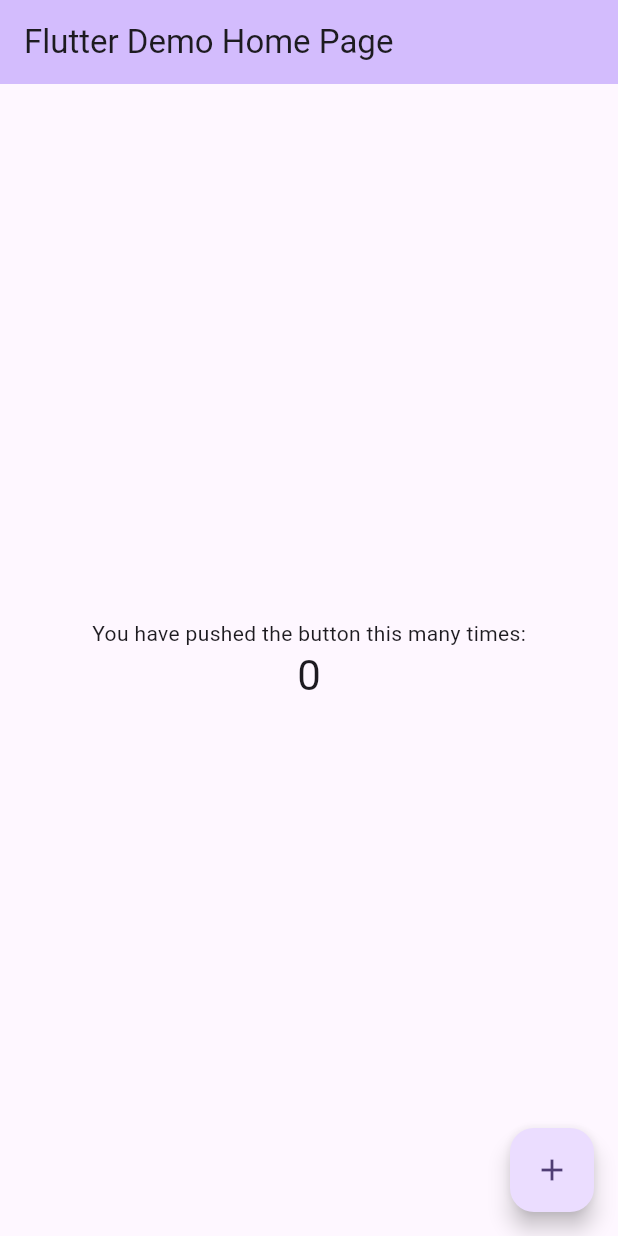
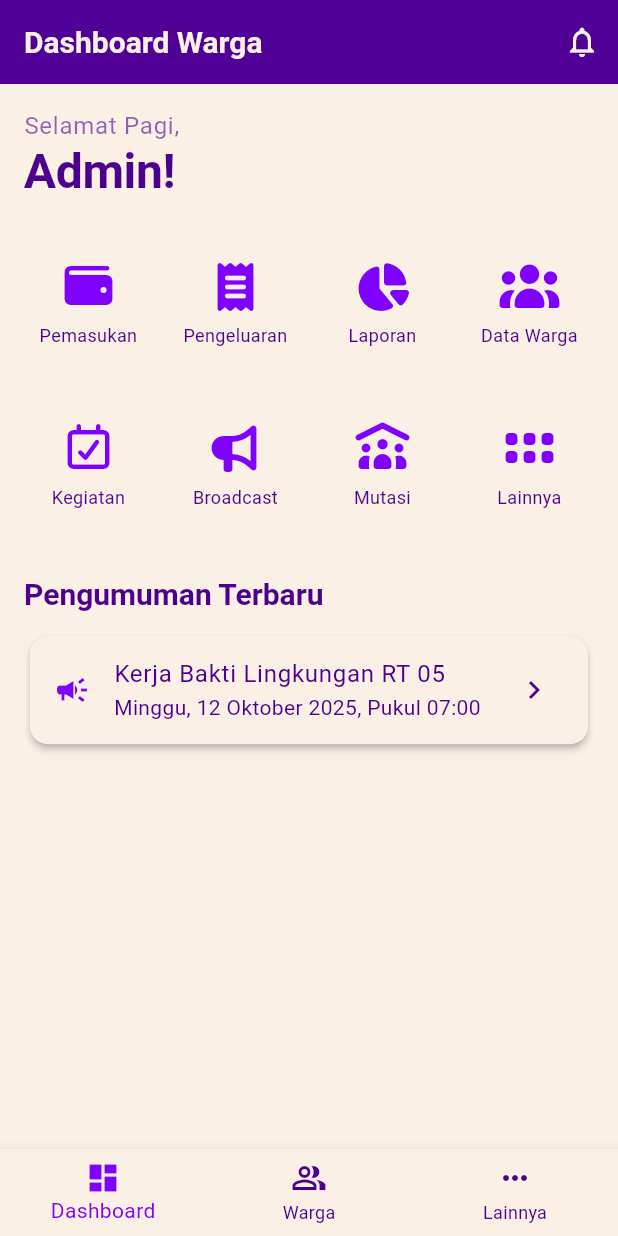
Before and after one commit to HanifFaishalH/Kelompok1-JawaraUI, a Flutter app: the screen it shows after launch, on a phone screen of 412 x 824 dp. Run offline on Flutter 3.47's test engine with Material 3 defaults, Android fonts, the phone set to English and light mode, and no system bars; our stand-ins replace font_awesome_flutter.

```diff
--- a/lib/main.dart
+++ b/lib/main.dart
@@ -1,122 +1,21 @@
 import 'package:flutter/material.dart';
+import 'page/main_page.dart'; // Import MainScreen yang baru
+import 'theme/AppTheme.dart';    // Import tema
 
 void main() {
   runApp(const MyApp());
 }
 
 class MyApp extends StatelessWidget {
-  const MyApp({super.key});
+  const MyApp({Key? key}) : super(key: key);
 
-  // This widget is the root of your application.
   @override
   Widget build(BuildContext context) {
     return MaterialApp(
-      title: 'Flutter Demo',
-      theme: ThemeData(
-        // This is the theme of your application.
-        //
-        // TRY THIS: Try running your application with "flutter run". You'll see
-        // the application has a purple toolbar. Then, without quitting the app,
-        // try changing the seedColor in the colorScheme below to Colors.green
-        // and then invoke "hot reload" (save your changes or press the "hot
-        // reload" button in a Flutter-supported IDE, or press "r" if you used
-        // the command line to start the app).
-        //
-        // Notice that the counter didn't reset back to zero; the application
-        // state is not lost during the reload. To reset the state, use hot
-        // restart instead.
-        //
-        // This works for code too, not just values: Most code changes can be
-        // tested with just a hot reload.
-        colorScheme: ColorScheme.fromSeed(seedColor: Colors.deepPurple),
-      ),
-      home: const MyHomePage(title: 'Flutter Demo Home Page'),
+      title: 'Flutter App',
+      debugShowCheckedModeBanner: false,
+      theme: AppTheme.lightTheme,
+      home: const MainScreen(), // Menggunakan MainScreen sebagai halaman utama
     );
   }
 }
-
-class MyHomePage extends StatefulWidget {
-  const MyHomePage({super.key, required this.title});
-
-  // This widget is the home page of your application. It is stateful, meaning
-  // that it has a State object (defined below) that contains fields that affect
-  // how it looks.
-
-  // This class is the configuration for the state. It holds the values (in this
-  // case the title) provided by the parent (in this case the App widget) and
-  // used by the build method of the State. Fields in a Widget subclass are
-  // always marked "final".
-
-  final String title;
-
-  @override
-  State<MyHomePage> createState() => _MyHomePageState();
-}
-
-class _MyHomePageState extends State<MyHomePage> {
-  int _counter = 0;
-
-  void _incrementCounter() {
-    setState(() {
-      // This call to setState tells the Flutter framework that something has
-      // changed in this State, which causes it to rerun the build method below
-      // so that the display can reflect the updated values. If we changed
-      // _counter without calling setState(), then the build method would not be
-      // called again, and so nothing would appear to happen.
-      _counter++;
-    });
-  }
-
-  @override
-  Widget build(BuildContext context) {
-    // This method is rerun every time setState is called, for instance as done
-    // by the _incrementCounter method above.
-    //
-    // The Flutter framework has been optimized to make rerunning build methods
-    // fast, so that you can just rebuild anything that needs updating rather
-    // than having to individually change instances of widgets.
-    return Scaffold(
-      appBar: AppBar(
-        // TRY THIS: Try changing the color here to a specific color (to
-        // Colors.amber, perhaps?) and trigger a hot reload to see the AppBar
-        // change color while the other colors stay the same.
-        backgroundColor: Theme.of(context).colorScheme.inversePrimary,
-        // Here we take the value from the MyHomePage object that was created by
-        // the App.build method, and use it to set our appbar title.
-        title: Text(widget.title),
-      ),
-      body: Center(
-        // Center is a layout widget. It takes a single child and positions it
-        // in the middle of the parent.
-        child: Column(
-          // Column is also a layout widget. It takes a list of children and
-          // arranges them vertically. By default, it sizes itself to fit its
-          // children horizontally, and tries to be as tall as its parent.
-          //
-          // Column has various properties to control how it sizes itself and
-          // how it positions its children. Here we use mainAxisAlignment to
-          // center the children vertically; the main axis here is the vertical
-          // axis because Columns are vertical (the cross axis would be
-          // horizontal).
-          //
-          // TRY THIS: Invoke "debug painting" (choose the "Toggle Debug Paint"
-          // action in the IDE, or press "p" in the console), to see the
-          // wireframe for each widget.
-          mainAxisAlignment: MainAxisAlignment.center,
-          children: <Widget>[
-            const Text('You have pushed the button this many times:'),
-            Text(
-              '$_counter',
-              style: Theme.of(context).textTheme.headlineMedium,
-            ),
-          ],
-        ),
-      ),
-      floatingActionButton: FloatingActionButton(
-        onPressed: _incrementCounter,
-        tooltip: 'Increment',
-        child: const Icon(Icons.add),
-      ), // This trailing comma makes auto-formatting nicer for build methods.
-    );
-  }
-}
--- /dev/null
+++ b/lib/page/dashboard.dart
@@ -0,0 +1,107 @@
+import 'package:flutter/material.dart';
+import 'package:font_awesome_flutter/font_awesome_flutter.dart';
+import '../widget/dashboard_card.dart'; // Kita tetap gunakan widget kartu yang sudah ada
+
+class DashboardScreen extends StatelessWidget {
+  const DashboardScreen({Key? key}) : super(key: key);
+
+  @override
+  Widget build(BuildContext context) {
+    // Daftar semua menu yang akan ditampilkan di GridView
+    final List<Map<String, dynamic>> menuItems = [
+      {'icon': FontAwesomeIcons.wallet, 'title': 'Pemasukan'},
+      {'icon': FontAwesomeIcons.receipt, 'title': 'Pengeluaran'},
+      {'icon': FontAwesomeIcons.chartPie, 'title': 'Laporan'},
+      {'icon': FontAwesomeIcons.users, 'title': 'Data Warga'},
+      {'icon': FontAwesomeIcons.calendarCheck, 'title': 'Kegiatan'},
+      {'icon': FontAwesomeIcons.bullhorn, 'title': 'Broadcast'},
+      {'icon': FontAwesomeIcons.peopleRoof, 'title': 'Mutasi'},
+      {'icon': FontAwesomeIcons.grip, 'title': 'Lainnya'},
+    ];
+
+    return Scaffold(
+      // AppBar sekarang lebih sederhana, tanpa TabBar
+      appBar: AppBar(
+        title: const Text('Dashboard Warga'),
+        actions: [
+          IconButton(
+            icon: const Icon(Icons.notifications_outlined),
+            onPressed: () {
+              // Aksi untuk notifikasi
+            },
+          ),
+        ],
+      ),
+      // Gunakan SingleChildScrollView agar bisa di-scroll jika kontennya banyak
+      body: SafeArea(
+        child: SingleChildScrollView(
+          child: Padding(
+            padding: const EdgeInsets.all(16.0),
+            child: Column(
+              crossAxisAlignment: CrossAxisAlignment.start,
+              children: [
+                // Bagian Header/Sapaan
+                Text(
+                  'Selamat Pagi,',
+                  style: Theme.of(context).textTheme.bodyLarge?.copyWith(
+                    color: Theme.of(context).textTheme.bodyMedium?.color,
+                  ),
+                ),
+                Text(
+                  'Admin!', // Ganti dengan nama pengguna
+                  style: Theme.of(context).textTheme.displayLarge,
+                ),
+                const SizedBox(height: 24),
+
+                // GridView untuk menu
+                GridView.builder(
+                  // physics dan shrinkWrap penting agar GridView di dalam Column bisa di-scroll
+                  physics: const NeverScrollableScrollPhysics(),
+                  shrinkWrap: true,
+                  gridDelegate: const SliverGridDelegateWithFixedCrossAxisCount(
+                    crossAxisCount: 4, // 4 kolom, mirip contoh Anda
+                    crossAxisSpacing: 12,
+                    mainAxisSpacing: 12,
+                    childAspectRatio: 0.9, // Sesuaikan rasio agar pas
+                  ),
+                  itemCount: menuItems.length,
+                  itemBuilder: (context, index) {
+                    final item = menuItems[index];
+                    return DashboardCard(
+                      icon: item['icon'],
+                      title: item['title'],
+                      onTap: () {
+                        ScaffoldMessenger.of(context).showSnackBar(
+                          SnackBar(content: Text('${item['title']} di-tap!')),
+                        );
+                      },
+                    );
+                  },
+                ),
+                const SizedBox(height: 24),
+
+                // Contoh bagian lain di dashboard, misal: Pengumuman
+                Text(
+                  'Pengumuman Terbaru',
+                  style: Theme.of(context).textTheme.titleLarge,
+                ),
+                const SizedBox(height: 12),
+                Card(
+                  elevation: 2.0,
+                  shape: RoundedRectangleBorder(borderRadius: BorderRadius.circular(12)),
+                  child: ListTile(
+                    leading: Icon(Icons.campaign, color: Theme.of(context).colorScheme.primary),
+                    title: const Text('Kerja Bakti Lingkungan RT 05'),
+                    subtitle: const Text('Minggu, 12 Oktober 2025, Pukul 07:00'),
+                    trailing: const Icon(Icons.chevron_right),
+                    onTap: () {},
+                  ),
+                ),
+              ],
+            ),
+          ),
+        ),
+      ),
+    );
+  }
+}
--- /dev/null
+++ b/lib/page/main_page.dart
@@ -0,0 +1,63 @@
+import 'package:flutter/material.dart';
+import 'dashboard.dart';
+import 'data_warga.dart'; // Contoh halaman lain
+import 'more_screen.dart';       // Halaman "Lainnya"
+
+class MainScreen extends StatefulWidget {
+  const MainScreen({Key? key}) : super(key: key);
+
+  @override
+  State<MainScreen> createState() => _MainScreenState();
+}
+
+class _MainScreenState extends State<MainScreen> {
+  int _selectedIndex = 0; // Indeks halaman yang aktif di BottomNavBar
+
+  // Daftar halaman yang akan ditampilkan
+  static const List<Widget> _widgetOptions = <Widget>[
+    DashboardScreen(),
+    DataWargaScreen(), // Ganti dengan halaman sebenarnya untuk Data Warga & Rumah
+    MoreScreen(),
+  ];
+
+  void _onItemTapped(int index) {
+    setState(() {
+      _selectedIndex = index;
+    });
+  }
+
+  @override
+  Widget build(BuildContext context) {
+    return Scaffold(
+      // AppBar sudah ada di DashboardScreen, jadi tidak perlu di sini
+      // Untuk halaman lain yang butuh AppBar, bisa ditambahkan di masing-masing screen
+
+      body: _widgetOptions.elementAt(_selectedIndex), // Menampilkan halaman sesuai indeks
+      bottomNavigationBar: BottomNavigationBar(
+        items: <BottomNavigationBarItem>[
+          BottomNavigationBarItem(
+            icon: const Icon(Icons.dashboard_outlined),
+            activeIcon: Icon(Icons.dashboard, color: Theme.of(context).colorScheme.primary),
+            label: 'Dashboard',
+          ),
+          BottomNavigationBarItem(
+            icon: const Icon(Icons.people_alt_outlined),
+            activeIcon: Icon(Icons.people_alt, color: Theme.of(context).colorScheme.primary),
+            label: 'Warga',
+          ),
+          BottomNavigationBarItem(
+            icon: const Icon(Icons.more_horiz_outlined),
+            activeIcon: Icon(Icons.more_horiz, color: Theme.of(context).colorScheme.primary),
+            label: 'Lainnya',
+          ),
+        ],
+        currentIndex: _selectedIndex,
+        selectedItemColor: Theme.of(context).colorScheme.primary, // Warna ikon/teks aktif
+        unselectedItemColor: Theme.of(context).colorScheme.onSurfaceVariant, // Warna ikon/teks tidak aktif
+        onTap: _onItemTapped,
+        backgroundColor: Theme.of(context).colorScheme.surface, // Warna background bottom nav
+        type: BottomNavigationBarType.fixed, // Penting untuk lebih dari 3 item
+      ),
+    );
+  }
+}
--- /dev/null
+++ b/lib/theme/AppTheme.dart
@@ -0,0 +1,72 @@
+import 'package:flutter/material.dart';
+
+class AppTheme {
+  // Warna kustom dari palet yang diberikan
+  static const Color _darkPurple = Color(0xFF4C008D); // Ungu Tua
+  static const Color _brightPurple = Color(0xFF7F00FF); // Ungu Cerah
+  static const Color _lightPurple = Color(0xFFD8BFD8); // Ungu Muda/Lavender
+  static const Color _offWhite = Color(0xFFFAF0E6); // Krem/Putih Pucat
+
+  static final ThemeData lightTheme = ThemeData(
+    useMaterial3: true,
+    brightness: Brightness.light,
+    colorScheme: ColorScheme(
+      // Atur primary color ke Ungu Cerah
+      primary: _brightPurple,
+      onPrimary: _offWhite, // Teks/ikon di atas primary color
+      primaryContainer: _lightPurple, // Varian lighter dari primary
+      onPrimaryContainer: _darkPurple, // Teks/ikon di atas primaryContainer
+
+      // Secondary colors bisa kita sesuaikan juga
+      secondary: _darkPurple,
+      onSecondary: _offWhite,
+      secondaryContainer: _lightPurple.withOpacity(0.5),
+      onSecondaryContainer: _darkPurple,
+
+      // Warna untuk background
+      background: _offWhite,
+      onBackground: _darkPurple,
+
+      // Warna untuk permukaan (Card, AlertDialog, dll.)
+      surface: _offWhite,
+      onSurface: _darkPurple,
+      surfaceVariant: _lightPurple.withOpacity(0.3),
+      onSurfaceVariant: _darkPurple,
+
+      // Warna error
+      error: Colors.red.shade700,
+      onError: Colors.white,
+      errorContainer: Colors.red.shade100,
+      onErrorContainer: Colors.red.shade900,
+
+      // Other properties
+      brightness: Brightness.light,
+    ),
+    appBarTheme: const AppBarTheme(
+      backgroundColor: _darkPurple, // AppBar menggunakan Ungu Tua
+      foregroundColor: _offWhite,    // Warna teks/ikon di AppBar
+      elevation: 4.0,
+      centerTitle: false,
+    ),
+    elevatedButtonTheme: ElevatedButtonThemeData(
+      style: ElevatedButton.styleFrom(
+        backgroundColor: _brightPurple, // Tombol menggunakan Ungu Cerah
+        foregroundColor: _offWhite,     // Warna teks di tombol
+        padding: const EdgeInsets.symmetric(horizontal: 24, vertical: 12),
+        textStyle: const TextStyle(fontSize: 16, fontWeight: FontWeight.bold),
+        shape: RoundedRectangleBorder(borderRadius: BorderRadius.circular(8)),
+      ),
+    ),
+    textTheme: TextTheme(
+      displayLarge: TextStyle(fontSize: 32.0, fontWeight: FontWeight.bold, color: _darkPurple),
+      titleLarge: TextStyle(fontSize: 20.0, fontWeight: FontWeight.bold, color: _darkPurple),
+      bodyLarge: TextStyle(fontSize: 16.0, color: _darkPurple.withOpacity(0.8)),
+      bodyMedium: TextStyle(fontSize: 14.0, color: _darkPurple.withOpacity(0.6)),
+    ),
+  );
+
+  // Anda bisa menambahkan tema gelap di sini, mungkin membalikkan penggunaan warna
+  static final ThemeData darkTheme = ThemeData(
+    // ... Konfigurasi tema gelap dengan palet yang sama atau yang disesuaikan
+  );
+}
--- /dev/null
+++ b/lib/widget/dashboard_card.dart
@@ -0,0 +1,53 @@
+import 'package:flutter/material.dart';
+// 1. Import package Font Awesome
+import 'package:font_awesome_flutter/font_awesome_flutter.dart';
+
+class DashboardCard extends StatelessWidget {
+  final IconData icon;
+  final String title;
+  final VoidCallback onTap;
+
+  const DashboardCard({
+    Key? key,
+    required this.icon,
+    required this.title,
+    required this.onTap,
+  }) : super(key: key);
+
+  @override
+  Widget build(BuildContext context) {
+    return InkWell(
+      onTap: onTap,
+      borderRadius: BorderRadius.circular(12),
+      child: Container(
+        padding: const EdgeInsets.all(8.0),
+        decoration: BoxDecoration(
+          color: Theme.of(context).cardTheme.color,
+          borderRadius: BorderRadius.circular(12),
+        ),
+        child: Column(
+          mainAxisAlignment: MainAxisAlignment.center,
+          children: [
+            // 2. Ganti widget Icon dengan FaIcon
+            FaIcon(
+              icon,
+              size: 32,
+              color: Theme.of(context).colorScheme.primary,
+            ),
+            const SizedBox(height: 8),
+            Text(
+              title,
+              textAlign: TextAlign.center,
+              style: Theme.of(context).textTheme.bodyMedium?.copyWith(
+                color: Theme.of(context).colorScheme.onSurface,
+                fontSize: 12,
+              ),
+              maxLines: 2,
+              overflow: TextOverflow.ellipsis,
+            ),
+          ],
+        ),
+      ),
+    );
+  }
+}
--- a/pubspec.yaml
+++ b/pubspec.yaml
@@ -34,6 +34,7 @@ dependencies:
   # The following adds the Cupertino Icons font to your application.
   # Use with the CupertinoIcons class for iOS style icons.
   cupertino_icons: ^1.0.8
+  font_awesome_flutter: ^10.10.0
 
 dev_dependencies:
   flutter_test:
```
Also changed, not shown: lib/page/data_warga.dart (added, +17 -0 lines), lib/page/home.dart (added, +63 -0 lines), lib/page/more_screen.dart (added, +82 -0 lines), lib/widget/custom_info_card.dart (added, +51 -0 lines), pubspec.lock, 1 other file.
